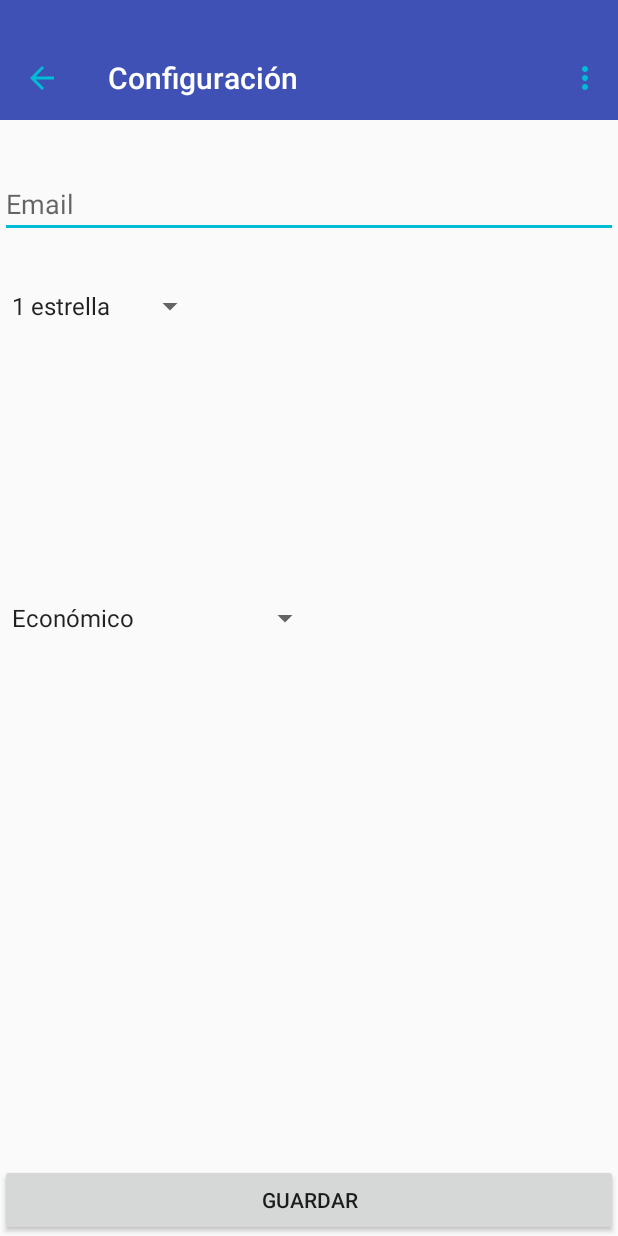
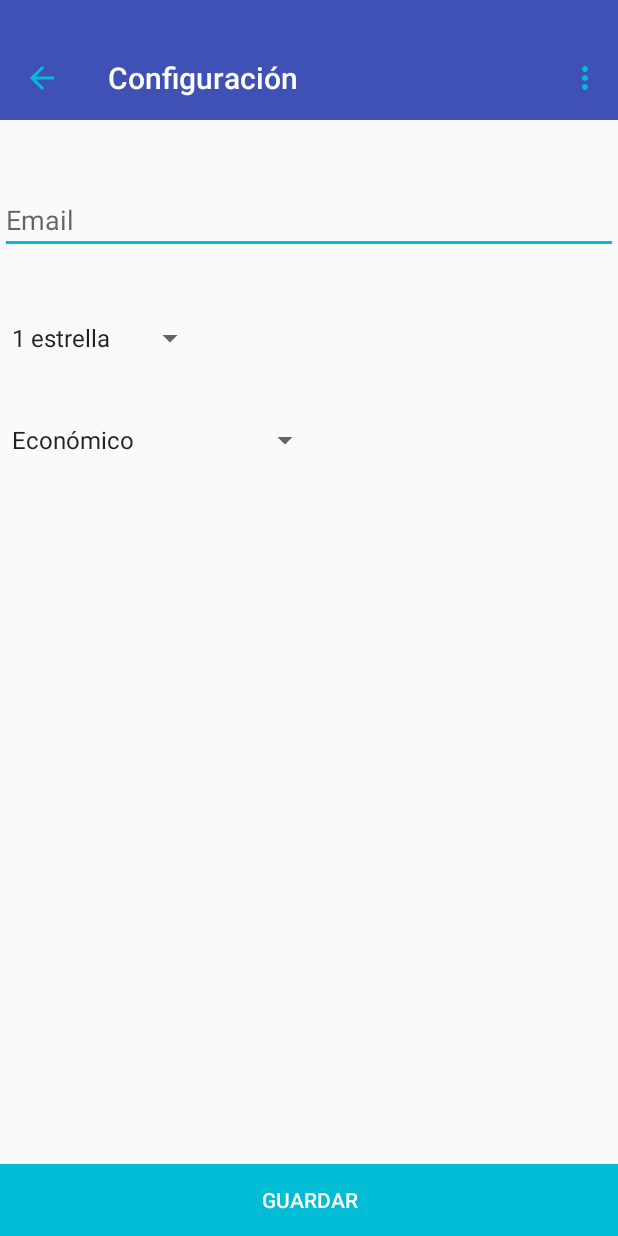
Before and after one commit to serginho10/TASMC, an Android app: the Reconfigura screen opened directly, with no data from a screen before it, on a phone screen of 412 x 824 dp. Run offline under Robolectric (Android 15) with nearby library versions, the light colour scheme and no system bars.

Commit message:
estiloConfiguracion

```diff
--- a/Tasmc/app/src/main/res/layout/activity_configuracion.xml
+++ b/Tasmc/app/src/main/res/layout/activity_configuracion.xml
@@ -17,7 +17,7 @@
         android:id="@+id/email"
         android:hint="Email"
         android:layout_below="@+id/app_bar"
-        android:layout_marginTop="33dp"
+        android:layout_marginTop="44dp"
         android:layout_alignParentStart="true"
         android:layout_alignParentEnd="true" />
 
@@ -25,7 +25,7 @@
         android:layout_width="wrap_content"
         android:layout_height="wrap_content"
         android:id="@+id/categoria"
-        android:layout_marginTop="33dp"
+        android:layout_marginTop="44dp"
         android:layout_below="@+id/email"
         android:layout_alignParentStart="true" />
 
@@ -33,16 +33,19 @@
         android:layout_width="wrap_content"
         android:layout_height="wrap_content"
         android:id="@+id/clase"
-        android:layout_centerVertical="true"
+        android:layout_below="@+id/categoria"
+        android:layout_marginTop="44dp"
         android:layout_alignParentStart="true" />
 
     <Button
         android:layout_width="wrap_content"
         android:layout_height="wrap_content"
         android:text="Listo"
+        android:textColor="#ffff"
         android:id="@+id/listo"
         android:layout_alignParentBottom="true"
         android:layout_alignParentStart="true"
-        android:layout_alignParentEnd="true" />
+        android:layout_alignParentEnd="true"
+        android:background="@color/acentuado"/>
 
 </RelativeLayout>
```
Also changed, not shown: 2 other files.
